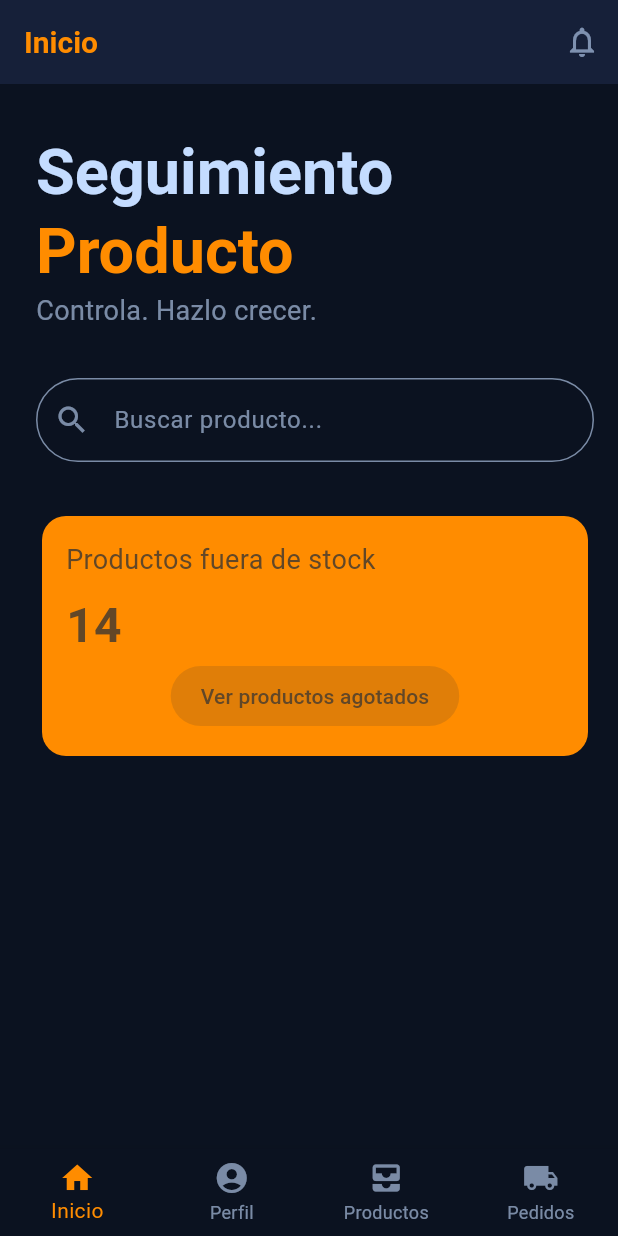
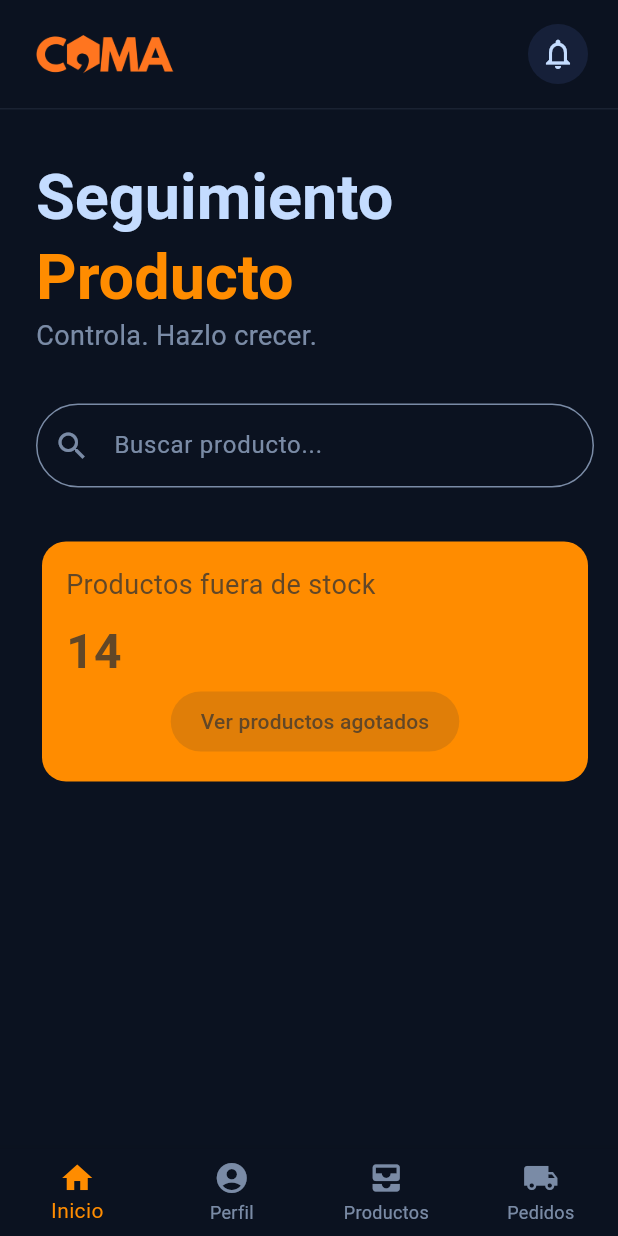
Before and after one commit to TAMOM-dev/coma, a Flutter app: the screen it shows after launch, after a tap on "Iniciar sesión", on a phone screen of 412 x 824 dp. Run offline on Flutter 3.47's test engine with Material 3 defaults, Android fonts, the phone set to English and light mode, and no system bars.

Commit message:
header ui change

```diff
--- a/lib/core/theme/app_theme.dart
+++ b/lib/core/theme/app_theme.dart
@@ -28,12 +28,16 @@ class AppTheme {
 
       //* App bar theme
       appBarTheme: AppBarTheme(
-          backgroundColor: AppColors.appBarBackground,
+          backgroundColor: AppColors.surface,
+          surfaceTintColor: Colors.transparent,
           elevation: 0,
+          scrolledUnderElevation: 0,
+          toolbarHeight: 72,
+          titleSpacing: 24,
           titleTextStyle: const TextStyle(
-            color: AppColors.primary,
+            color: AppColors.onSurface,
             fontWeight: FontWeight.bold,
-            fontSize: 20,
+            fontSize: 22,
           ),
           iconTheme: IconThemeData(color: AppColors.onSurfaceVariant),
         ),
--- a/lib/core/widgets/main_shell.dart
+++ b/lib/core/widgets/main_shell.dart
@@ -1,3 +1,4 @@
+import 'package:coma/core/theme/app_colors.dart';
 import 'package:flutter/material.dart';
 
 class MainShell extends StatefulWidget {
@@ -18,15 +19,33 @@ class _MainShellState extends State<MainShell> {
     return Scaffold(
       //*AppBar
       appBar: AppBar(
-        title: Text(widget.titles[_selectedIndex]),
+        title: Row(
+          children: [
+            //* Brand logo
+            Image.asset('assets/images/logo/coma_logo.png', height: 26),
+          ],
+        ),
         actions: [
-          IconButton(
-            icon: Icon(Icons.notifications_none_outlined),
-            onPressed: () {
-              //TODO: Implement notification functionality
-            },
+          Padding(
+            padding: const EdgeInsets.only(right: 16),
+            child: IconButton(
+              tooltip: 'Notificaciones',
+              style: IconButton.styleFrom(
+                backgroundColor: AppColors.appBarBackground,
+                foregroundColor: AppColors.onSurface,
+              ),
+              icon: const Icon(Icons.notifications_none_outlined),
+              onPressed: () {
+                //TODO: Implement notification functionality
+              },
+            ),
           ),
         ],
+        //* Subtle separator from the content
+        bottom: PreferredSize(
+          preferredSize: const Size.fromHeight(1),
+          child: Container(height: 1, color: AppColors.onSurface.withValues(alpha: 0.08)),
+        ),
       ),
       //*Body
       body: IndexedStack(
--- a/lib/features/home/screens/products_screen.dart
+++ b/lib/features/home/screens/products_screen.dart
@@ -49,7 +49,7 @@ class _ProductsScreenState extends State<ProductsScreen> {
             description: 'Gestiona los activos técnicos y el catálogo de productos con seguimiento en tiempo real e integración con la cadena de suministro.',
           ),
           SizedBox(height: 32),
-          //*Body
+          //*Add Product Button
           AddProductButton(
             onPressed: () async {
               final product = await AddProductDialog.show(context);
@@ -57,6 +57,7 @@ class _ProductsScreenState extends State<ProductsScreen> {
               if (product == null) return;
             },
           ),
+          //*Panels
           SizedBox(height: 16),
           //TODO: Add count stream to StatPanel
           StatPanel(
--- a/pubspec.yaml
+++ b/pubspec.yaml
@@ -57,6 +57,9 @@ flutter:
   # the material Icons class.
   uses-material-design: true
 
+  assets:
+    - assets/images/logo/
+
   # To add assets to your application, add an assets section, like this:
   # assets:
   #   - images/a_dot_burr.jpeg
```
Also changed, not shown: lib/features/home/widgets/add_product_dialog.dart (+10 -7 lines), lib/features/orders/widgets/order_form_dialog.dart (+19 -7 lines), assets/images/logo/coma_logo.png (added).
